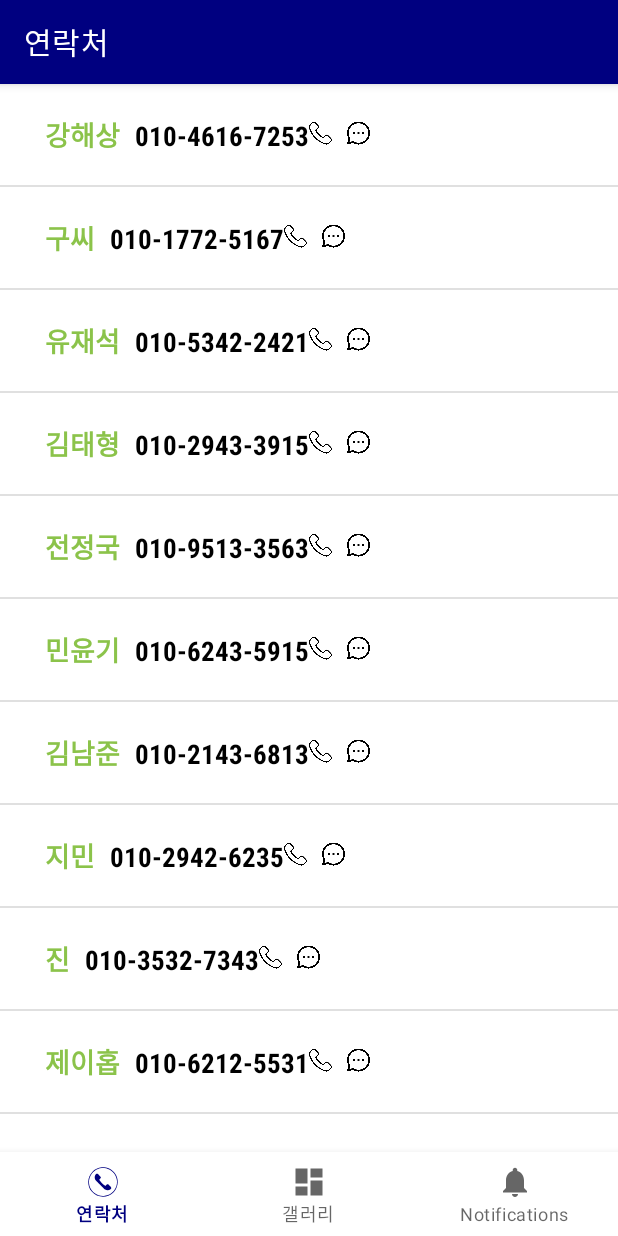
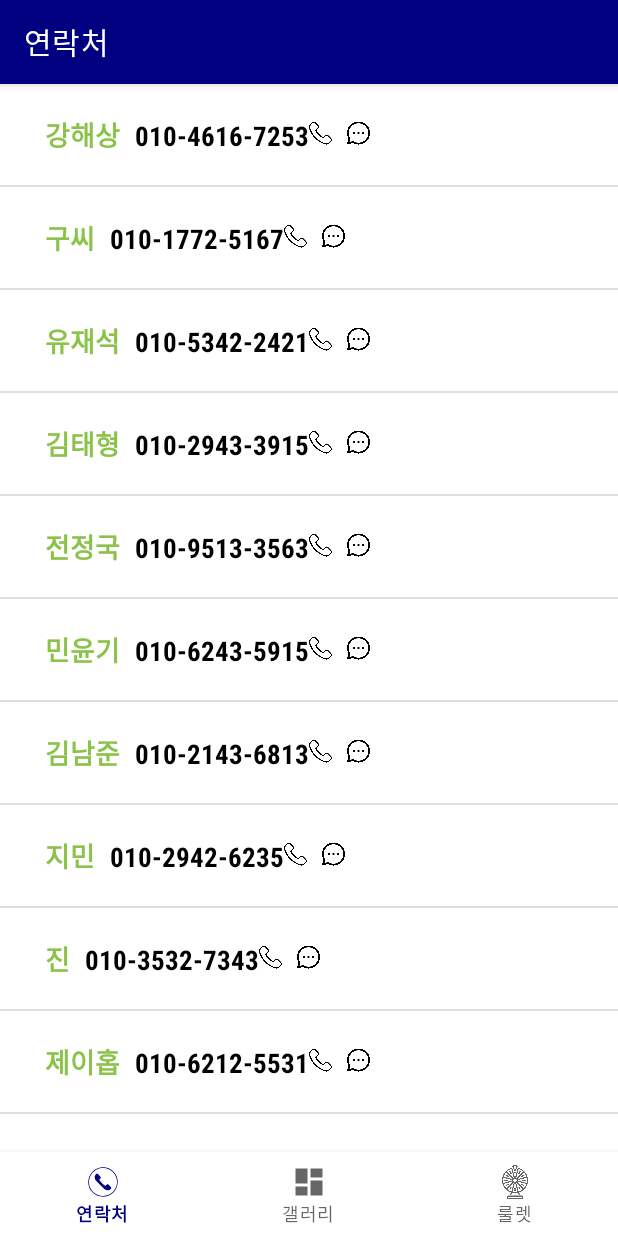
Before and after one commit to Byeonminu/OneClick, an Android app: the screen it shows after launch (MainActivity), on a phone screen of 412 x 824 dp. Run offline under Robolectric (Android 15) with nearby library versions, the phone set to English and light mode, and no system bars; our stand-ins replace navigation-ui.

Commit message:
style: notification -> '룰렛' and change icon

```diff
--- a/app/src/main/res/menu/bottom_nav_menu.xml
+++ b/app/src/main/res/menu/bottom_nav_menu.xml
@@ -13,7 +13,7 @@
 
     <item
         android:id="@+id/navigation_notifications"
-        android:icon="@drawable/ic_notifications_black_24dp"
-        android:title="@string/title_notifications" />
+        android:icon="@drawable/roulette"
+        android:title="룰렛" />
 
 </menu>
--- a/app/src/main/res/navigation/mobile_navigation.xml
+++ b/app/src/main/res/navigation/mobile_navigation.xml
@@ -20,6 +20,6 @@
     <fragment
         android:id="@+id/navigation_notifications"
         android:name="com.example.myapplication.ui.notifications.NotificationsFragment"
-        android:label="@string/title_notifications"
+        android:label="룰렛"
         tools:layout="@layout/fragment_notifications" />
 </navigation>
```
Also changed, not shown: app/src/main/res/drawable/roulette.png (added).
